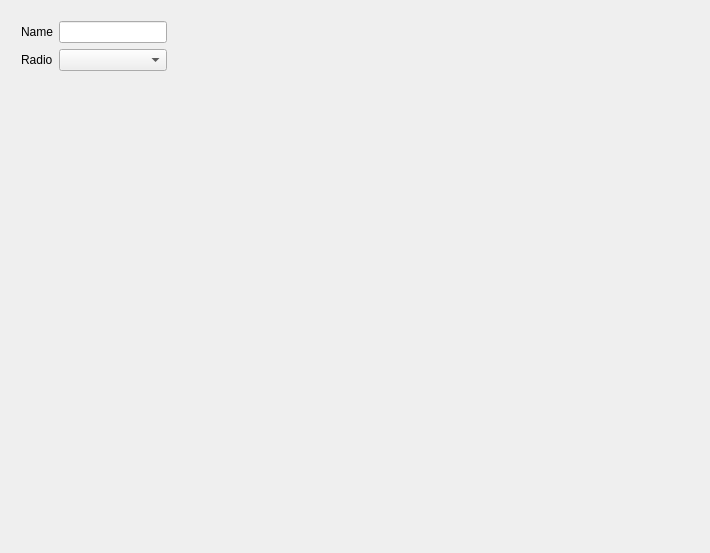
BelixRogner/edgetx, file companion/src/prefsedit/prefs_profile.ui: the form before one commit.
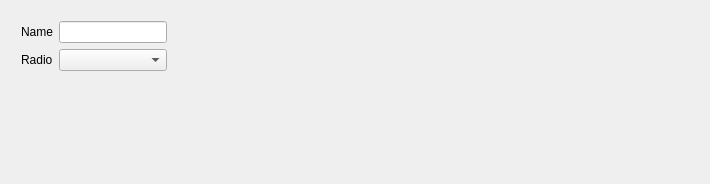
The form after the commit. Custom widgets are drawn as their Qt base class.

Commit message: Profile add section build funcs

```diff
--- a/companion/src/prefsedit/prefs_profile.ui
+++ b/companion/src/prefsedit/prefs_profile.ui
@@ -7,7 +7,7 @@
     <x>0</x>
     <y>0</y>
     <width>710</width>
-    <height>553</height>
+    <height>184</height>
    </rect>
   </property>
   <property name="windowTitle">
```
Left out of the diff: 12 changed lines with no effect on the pictures. The commit also changes 2 other files.
